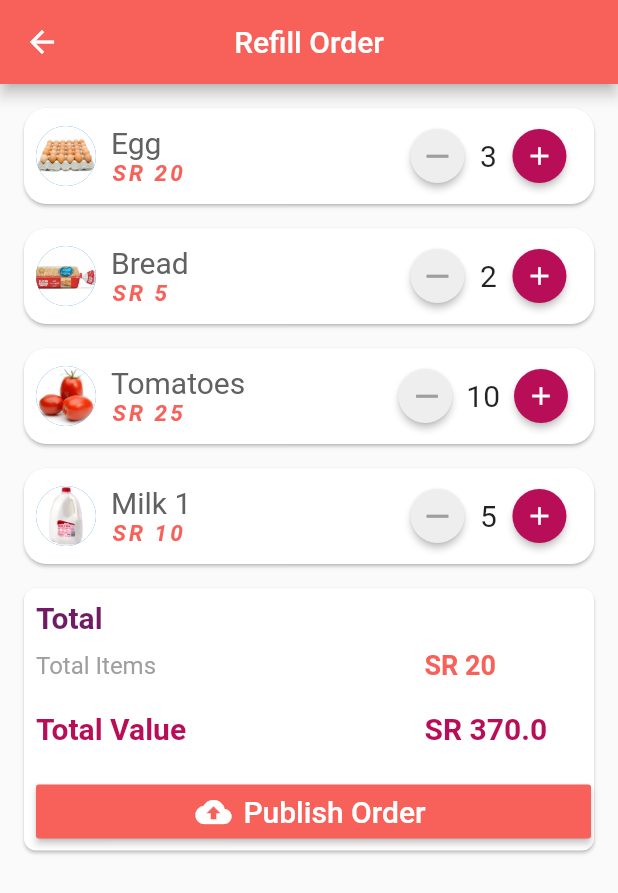
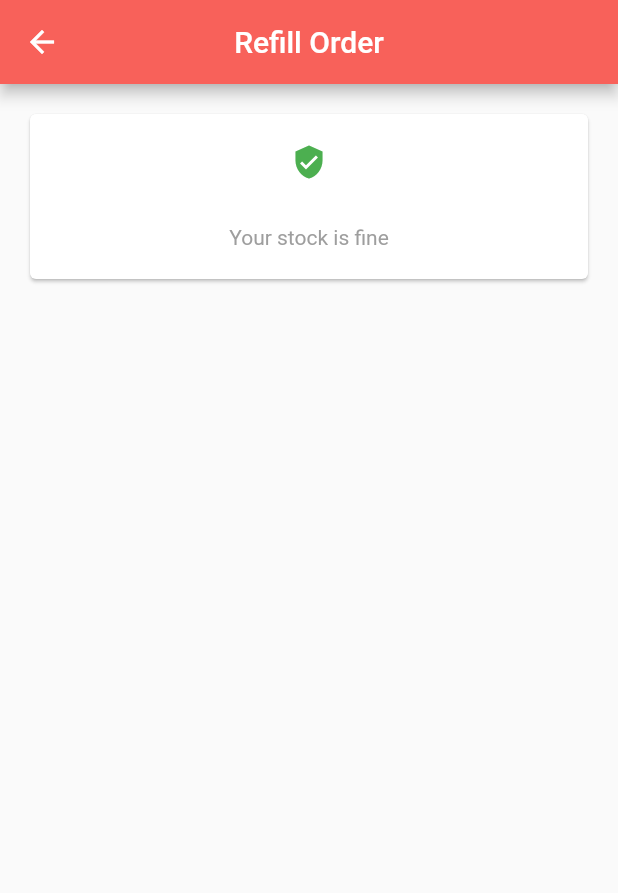
Before and after one commit to iChicago/homathon, a Flutter app: the RefillPage screen opened by its route, on a phone screen of 412 x 824 dp. Shown: the top 893 px of the screen. Run offline on Flutter 3.47's test engine with Material 2 defaults, Android fonts, the light colour scheme and no system bars; our stand-ins replace flutter_form_builder, font_awesome_flutter, google_maps_flutter, location.

Commit message:
* simple inventory management

```diff
--- a/mobile_store_driver/lib/custom-component/no-data-found.dart
+++ b/mobile_store_driver/lib/custom-component/no-data-found.dart
@@ -2,10 +2,15 @@ import 'package:flutter/cupertino.dart';
 import 'package:flutter/material.dart';
 
 class NoDataFound extends StatelessWidget {
-  NoDataFound({this.emptyTex = '', @required this.iconColor});
+  NoDataFound({this.emptyTex = '', @required this.iconColor, this.icon}) {
+    if (this.icon == null) {
+      this.icon = Icon(Icons.assistant, color: this.iconColor);
+    }
+  }
 
   String emptyTex;
   Color iconColor;
+  Icon icon;
 
   @override
   Widget build(BuildContext context) {
@@ -22,7 +27,7 @@ class NoDataFound extends StatelessWidget {
                 crossAxisAlignment: CrossAxisAlignment.center,
                 mainAxisAlignment: MainAxisAlignment.center,
                 children: <Widget>[
-                  Icon(Icons.assistant, color: this.iconColor),
+                  this.icon,
                   SizedBox(
                     height: 30,
                   ),
--- a/mobile_store_driver/lib/model/data_sample.dart
+++ b/mobile_store_driver/lib/model/data_sample.dart
@@ -16,18 +16,39 @@ class DataSample {
   static double orderToral = 0;
   static final List<Product> cart = [];
   static final List<CartItemModel> cartItems = [];
-  static final List<CartItemModel> refilItems = [
-    CartItemModel(product: products[0], quantity: 3),
-    CartItemModel(product: products[1], quantity: 2),
-    CartItemModel(product: products[6], quantity: 10),
-    CartItemModel(product: products[4], quantity: 5),
-  ];
-  static final List<CartItemModel> refillItemsStore = [
-    CartItemModel(product: products[0], quantity: 3),
-    CartItemModel(product: products[1], quantity: 2),
-    CartItemModel(product: products[6], quantity: 10),
-    CartItemModel(product: products[4], quantity: 5),
-  ];
+
+  static List<CartItemModel> _requiredItems;
+
+  static List<CartItemModel> get itemsToBeRefilled {
+    _requiredItems = [];
+    var requiredProducts = products.where((i) => _isItemLow(i)).toList();
+    requiredProducts.forEach((product) => _requiredItems.add(
+          CartItemModel(
+            product: product,
+            quantity: product.stock - product.remaining,
+          ),
+        ));
+    return _requiredItems;
+  }
+
+  static List<CartItemModel> _storeItems;
+
+  static List<CartItemModel> get storeItems {
+    _requiredItems = [];
+    products.forEach((product) => _requiredItems.add(
+          CartItemModel(
+            product: product,
+            quantity: product.remaining,
+          ),
+        ));
+    return _requiredItems;
+  }
+
+  static bool _isItemLow(Product product) {
+    double percentage = product.remaining / product.stock;
+    return percentage < 0.5;
+  }
+
   static final List<CartItemModel> storeKeeper = [
     CartItemModel(product: products[0], quantity: 3),
     CartItemModel(product: products[1], quantity: 2),
@@ -41,8 +62,8 @@ class DataSample {
         name: 'Egg',
         category: 2,
         price: 20,
-        stock: 50,
-        remaining: 50,
+        stock: 10,
+        remaining: 10,
         moreInfo: "Sample infor about our product.",
         image: 'assets/images/egg.jpg'),
     Product(
@@ -50,8 +71,8 @@ class DataSample {
         name: 'Bread',
         category: 1,
         price: 5,
-        stock: 50,
-        remaining: 50,
+        stock: 10,
+        remaining: 10,
         moreInfo: "Sample infor about our product.",
         image: 'assets/images/bread.png'),
     Product(
@@ -59,8 +80,8 @@ class DataSample {
         name: 'Cucumber',
         category: 5,
         price: 8,
-        stock: 40,
-        remaining: 40,
+        stock: 10,
+        remaining: 10,
         moreInfo: "Sample infor about our product.",
         image: 'assets/images/cucumber.jpg'),
     Product(
@@ -68,8 +89,8 @@ class DataSample {
         name: 'Milk',
         category: 3,
         price: 10,
-        stock: 80,
-        remaining: 80,
+        stock: 10,
+        remaining: 10,
         moreInfo: "Sample infor about our product.",
         image: 'assets/images/milk.jpg'),
     Product(
@@ -77,8 +98,8 @@ class DataSample {
         name: 'Milk 1',
         category: 3,
         price: 10,
-        stock: 80,
-        remaining: 80,
+        stock: 10,
+        remaining: 10,
         moreInfo: "Sample infor about our product.",
         image: 'assets/images/milk1.png'),
     Product(
@@ -86,8 +107,8 @@ class DataSample {
         name: 'Milk 2',
         category: 3,
         price: 10,
-        stock: 80,
-        remaining: 80,
+        stock: 10,
+        remaining: 10,
         moreInfo: "Sample infor about our product.",
         image: 'assets/images/milk2.jpg'),
     Product(
@@ -95,8 +116,8 @@ class DataSample {
         name: 'Tomatoes',
         category: 5,
         price: 25,
-        stock: 40,
-        remaining: 40,
+        stock: 10,
+        remaining: 10,
         moreInfo: "Sample infor about our product.",
         image: 'assets/images/tomatoes.jpg'),
     Product(
@@ -104,8 +125,8 @@ class DataSample {
         name: 'cheese',
         category: 3,
         price: 10,
-        stock: 80,
-        remaining: 80,
+        stock: 10,
+        remaining: 10,
         moreInfo: "Sample infor about our product.",
         image: 'assets/images/cheese1.jpg'),
     Product(
@@ -113,8 +134,8 @@ class DataSample {
         name: 'cheese',
         category: 3,
         price: 10,
-        stock: 80,
-        remaining: 80,
+        stock: 10,
+        remaining: 10,
         moreInfo: "Sample infor about our product.",
         image: 'assets/images/chees.jpg'),
     Product(
@@ -122,8 +143,8 @@ class DataSample {
         name: 'cheese',
         category: 3,
         price: 10,
-        stock: 80,
-        remaining: 80,
+        stock: 10,
+        remaining: 10,
         moreInfo: "Sample infor about our product.",
         image: 'assets/images/cheese1.jpg'),
     Product(
@@ -131,8 +152,8 @@ class DataSample {
         name: 'Potatos',
         category: 5,
         price: 12,
-        stock: 4,
-        remaining: 4,
+        stock: 10,
+        remaining: 10,
         moreInfo: "Sample infor about our product.",
         image: 'assets/images/potatos.jpg'),
   ];
@@ -148,18 +169,19 @@ class CategoryName {
   static const chocolates = 6;
   static const snacks = 6;
 }
+
 /*
   static final List<Product> product = [
     Product(name: 'Egg', categoryc: 2, price: 20, stock: 50, moreInfo: "Box", image: 'assets/egg.jpg'),
     Product(name: 'Bread', categoryc: 1, price: 5, stock: 50,moreInfo: "pice", image: 'assets/bread.png'),
-    Product(name: 'Cucumber', categoryc: 5, price: 8, stock: 40, moreInfo: "Kg", image: 'assets/cucumber.jpg'),
-    Product(name: 'Milk', categoryc: 3, price: 10, stock: 80, moreInfo: "pice", image: 'assets/milk.jpg'),
-    Product(name: 'Milk 1', categoryc: 3, price: 10, stock: 80, moreInfo: "pice", image: 'assets/milk1.png'),
-    Product(name: 'Milk 2', categoryc: 3, price: 10, stock: 80, moreInfo: "pice", image: 'assets/milk2.jpg'),
-    Product(name: 'Tomatoes', categoryc: 5, price: 25, stock: 40, moreInfo: "Kg", image: 'assets/tomatoes.jpg'),
-    Product(name: 'cheese', categoryc: 3, price: 10, stock: 80, moreInfo: "pice", image: 'assets/cheese1.jpg'),
-    Product(name: 'cheese', categoryc: 3, price: 10, stock: 80, moreInfo: "pice", image: 'assets/chees.jpg'),
-    Product(name: 'cheese', categoryc: 3, price: 10, stock: 80, moreInfo: "pice", image: 'assets/cheese1.jpg'),
+    Product(name: 'Cucumber', categoryc: 5, price: 8, stock: 10, moreInfo: "Kg", image: 'assets/cucumber.jpg'),
+    Product(name: 'Milk', categoryc: 3, price: 10, stock: 10, moreInfo: "pice", image: 'assets/milk.jpg'),
+    Product(name: 'Milk 1', categoryc: 3, price: 10, stock: 10, moreInfo: "pice", image: 'assets/milk1.png'),
+    Product(name: 'Milk 2', categoryc: 3, price: 10, stock: 10, moreInfo: "pice", image: 'assets/milk2.jpg'),
+    Product(name: 'Tomatoes', categoryc: 5, price: 25, stock: 10, moreInfo: "Kg", image: 'assets/tomatoes.jpg'),
+    Product(name: 'cheese', categoryc: 3, price: 10, stock: 10, moreInfo: "pice", image: 'assets/cheese1.jpg'),
+    Product(name: 'cheese', categoryc: 3, price: 10, stock: 10, moreInfo: "pice", image: 'assets/chees.jpg'),
+    Product(name: 'cheese', categoryc: 3, price: 10, stock: 10, moreInfo: "pice", image: 'assets/cheese1.jpg'),
     Product(name: 'Potatos', categoryc: 5, price: 12, stock: 4, moreInfo: "Kg", image: 'assets/potatos.jpg'),
   ];
 
--- a/mobile_store_driver/lib/screen/driver-orders/refill.screen.dart
+++ b/mobile_store_driver/lib/screen/driver-orders/refill.screen.dart
@@ -1,5 +1,6 @@
 import 'package:flutter/material.dart';
 import 'package:flutter_form_builder/flutter_form_builder.dart';
+import 'package:mobile_store_driver/custom-component/no-data-found.dart';
 import 'package:mobile_store_driver/model/cart_model.dart';
 import 'package:mobile_store_driver/model/data_sample.dart';
 import 'package:mobile_store_driver/screen/driver-orders/submit_driver_screen.dart';
@@ -24,21 +25,31 @@ class _RefillDriverScreenState extends State<RefillPage> {
     super.initState();
 
     // Total items and value
-    for (int i = 0; i < DataSample.refilItems.length; i++) {
+    for (int i = 0; i < DataSample.itemsToBeRefilled.length; i++) {
       totalValue = totalValue +
-          (DataSample.refilItems[i].product.price *
-              DataSample.refilItems[i].quantity);
-      totalItems = totalItems + DataSample.refilItems[i].quantity;
+          (DataSample.itemsToBeRefilled[i].product.price *
+              DataSample.itemsToBeRefilled[i].quantity);
+      totalItems = totalItems + DataSample.itemsToBeRefilled[i].quantity;
     }
   }
 
   List<Widget> getCartItems() {
     List<Widget> widgets = [];
-
-    // Cart Items
-    DataSample.refilItems
-        .forEach((item) => widgets.add(getItemCard(refilItem: item)));
-    widgets.add(getCartTotalWidget());
+    var itemsToBeRefilled = DataSample.itemsToBeRefilled;
+    if (itemsToBeRefilled.isNotEmpty) {
+      // Cart Items
+      DataSample.itemsToBeRefilled
+          .forEach((item) => widgets.add(getItemCard(refilItem: item)));
+      widgets.add(getCartTotalWidget());
+    } else {
+      widgets.add(
+        new NoDataFound(
+          iconColor: Constants.DRIVER_APP_COLOR,
+          emptyTex: 'Your stock is fine',
+          icon: Icon(Icons.verified_user, color: Colors.green),
+        ),
+      );
+    }
     return widgets;
   }
 
@@ -118,7 +129,7 @@ class _RefillDriverScreenState extends State<RefillPage> {
                       onPressed: () {
                         RefillOrder createdRefillOrder =
                             RefillOrder.createRefillOrder(
-                                DataSample.refilItems, totalItems);
+                                DataSample.itemsToBeRefilled, totalItems);
                         Navigator.push(
                             context,
                             MaterialPageRoute(
@@ -161,7 +172,7 @@ class _RefillDriverScreenState extends State<RefillPage> {
     totalValue = totalValue - (refilItrm.product.price * refilItrm.quantity);
     totalItems = totalItems - refilItrm.quantity;
     refilItrm.quantity = 0;
-    DataSample.refilItems.remove(refilItrm);
+    DataSample.itemsToBeRefilled.remove(refilItrm);
   }
 
   Widget getItemCard({CartItemModel refilItem}) {
```
Also changed, not shown: mobile_store_driver/lib/model/driver/refill_order.dart (+3 -4 lines), mobile_store_driver/lib/screen/driver-orders/DriverApp_CreateStoreRequest.dart (+18 -46 lines), mobile_store_driver/lib/screen/driver-orders/driver_orders.screen.dart (+54 -9 lines).
